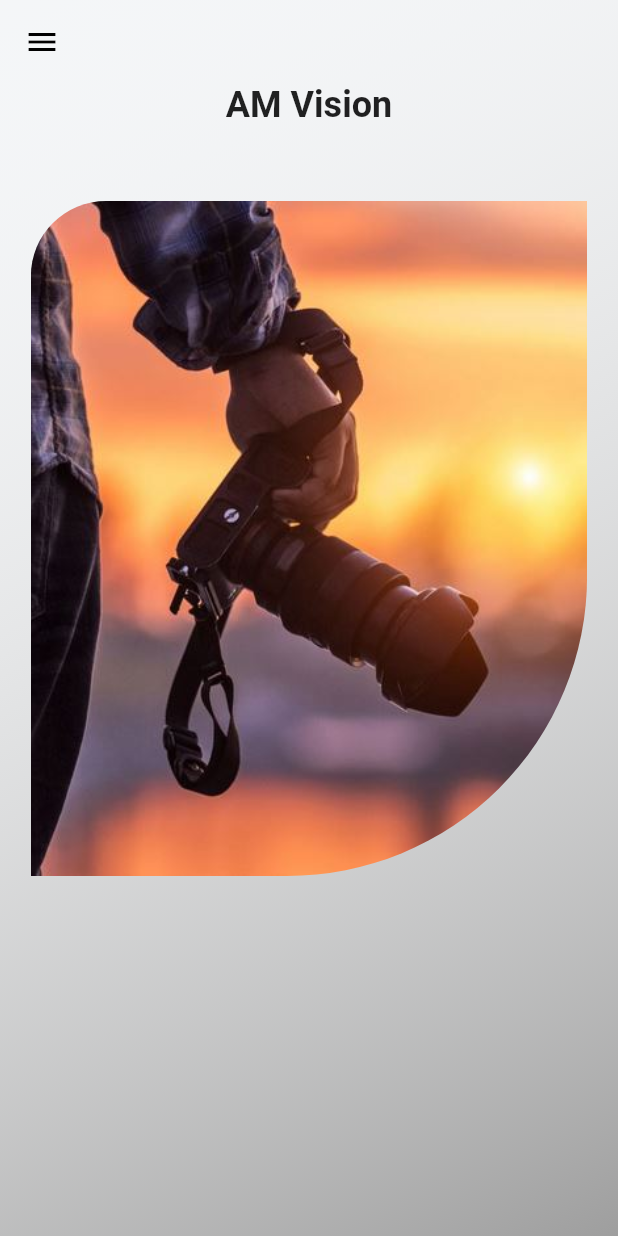
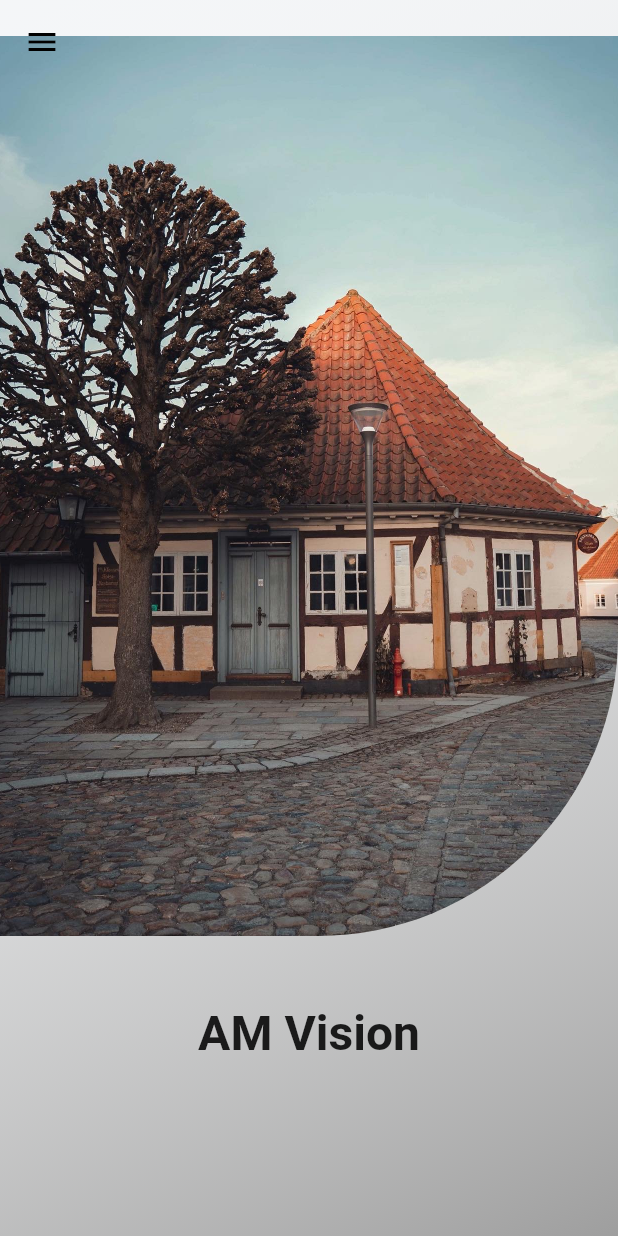
Before and after one commit to Heidelbergg/amvision_app, a Flutter app: the screen it shows after launch, on a phone screen of 412 x 824 dp. Run offline on Flutter 3.47's test engine with Material 2 defaults, Android fonts, the phone set to English and light mode, and no system bars; drawn by our look-alikes of animated_text_kit, carousel_slider; Roboto replaces fonts that are missing (Times New Roman).

Commit message:
Home body design change (Slideshow at top - title under)

```diff
--- a/lib/home_screen.dart
+++ b/lib/home_screen.dart
@@ -1,5 +1,6 @@
 import 'package:flutter/material.dart';
 import 'package:carousel_slider/carousel_slider.dart';
+import 'package:animated_text_kit/animated_text_kit.dart';
 
 class HomeScreen extends StatefulWidget {
   @override
@@ -86,7 +87,7 @@ class _HomescreenState extends State<HomeScreen> {
                       Navigator.pop(context);
                     },
                   ),
-                 /* buildprices(),
+                  /* buildprices(),
                   buildbooking(),
                   buildaboutus(),*/
                 ],
@@ -109,7 +110,8 @@ class _HomescreenState extends State<HomeScreen> {
         ),
       ),
       child: ListView(
-        //padding: EdgeInsets.all(32),
+        padding: EdgeInsets.only(top: 24),
+        // Override the default appbar restriction for widgets
         children: [
           buildslideshow(),
         ],
@@ -121,21 +123,13 @@ class _HomescreenState extends State<HomeScreen> {
   Widget buildslideshow() {
     return Column(
       children: [
-        Text(
-          'AM Vision',
-          style: TextStyle(
-              fontSize: 24,
-              fontWeight: FontWeight.bold,
-              fontFamily: 'Times New Roman'),
-        ),
         Container(
-          padding: EdgeInsets.only(top: 50),
           child: CarouselSlider(
             options: CarouselOptions(
-              height: 450,
+              height: 600,
               autoPlay: true,
               enlargeCenterPage: true,
-              viewportFraction: 0.9,
+              viewportFraction: 1,
               aspectRatio: 2.0,
               initialPage: 0,
               autoPlayAnimationDuration: Duration(seconds: 3),
@@ -143,43 +137,71 @@ class _HomescreenState extends State<HomeScreen> {
             items: [
               ClipRRect(
                 borderRadius: BorderRadius.only(
-                    bottomRight: Radius.elliptical(200, 200),
-                    topLeft: Radius.circular(50)),
+                  bottomRight: Radius.elliptical(200, 200),
+                ),
                 child: Image.asset(
-                  "assets/images/img1.jpg",
+                  "assets/images/image00001.jpeg",
                   fit: BoxFit.cover,
                 ),
               ),
               ClipRRect(
                 borderRadius: BorderRadius.only(
-                    bottomRight: Radius.elliptical(200, 200),
-                    topLeft: Radius.circular(50)),
+                  bottomRight: Radius.elliptical(200, 200),
+                ),
                 child: Image.asset(
-                  "assets/images/img2.jpg",
+                  "assets/images/image00003.jpeg",
                   fit: BoxFit.cover,
                 ),
               ),
               ClipRRect(
                 borderRadius: BorderRadius.only(
-                    bottomRight: Radius.elliptical(200, 200),
-                    topLeft: Radius.circular(50)),
+                  bottomRight: Radius.elliptical(200, 200),
+                ),
                 child: Image.asset(
-                  "assets/images/img3.jpg",
+                  "assets/images/image00007.jpeg",
                   fit: BoxFit.cover,
                 ),
               ),
               ClipRRect(
                 borderRadius: BorderRadius.only(
-                    bottomRight: Radius.elliptical(200, 200),
-                    topLeft: Radius.circular(50)),
+                  bottomRight: Radius.elliptical(200, 200),
+                ),
                 child: Image.asset(
-                  "assets/images/img4.jpg",
+                  "assets/images/image00010.jpeg",
                   fit: BoxFit.cover,
                 ),
               ),
             ],
           ),
         ),
+        AnimatedTextKit(
+          animatedTexts: [
+            TypewriterAnimatedText(
+              "AM Vision",
+              textStyle: const TextStyle(
+                fontSize: 32,
+                fontWeight: FontWeight.bold,
+                height: 3
+              ),
+              speed: const Duration(milliseconds: 750),
+            ),
+          ],
+          isRepeatingAnimation: true,
+          repeatForever: true,
+          pause: const Duration(milliseconds: 100),
+          stopPauseOnTap: true,
+        ),
+/*        const SizedBox(height: 50,),
+        AnimatedTextKit(
+          animatedTexts: [
+            RotateAnimatedText('Professional'),
+            RotateAnimatedText('Visionary'),
+            RotateAnimatedText('Innovator'),
+          ],
+          isRepeatingAnimation: true,
+          repeatForever: true,
+          pause: const Duration(milliseconds: 1000),
+        ),*/
         buildgallery(),
       ],
     );
--- a/pubspec.yaml
+++ b/pubspec.yaml
@@ -25,6 +25,7 @@ dependencies:
     sdk: flutter
 
   carousel_slider: ^4.0.0
+  animated_text_kit: ^4.2.1
   # The following adds the Cupertino Icons font to your application.
   # Use with the CupertinoIcons class for iOS style icons.
   cupertino_icons: ^1.0.2
```
Also changed, not shown: assets/images/image00001.jpeg (added), assets/images/image00002.jpeg (added), assets/images/image00003.jpeg (added), assets/images/image00004.jpeg (added), assets/images/image00005.jpeg (added), assets/images/image00006.png (added), assets/images/image00007.jpeg (added), assets/images/image00008.jpeg (added), assets/images/image00009.jpeg (added), assets/images/image00012.jpeg (added), assets/images/img1.jpg (deleted), assets/images/img2.jpg (deleted), assets/images/img3.jpg (deleted), assets/images/img4.jpg (deleted), 1 more files, 3 other files.
